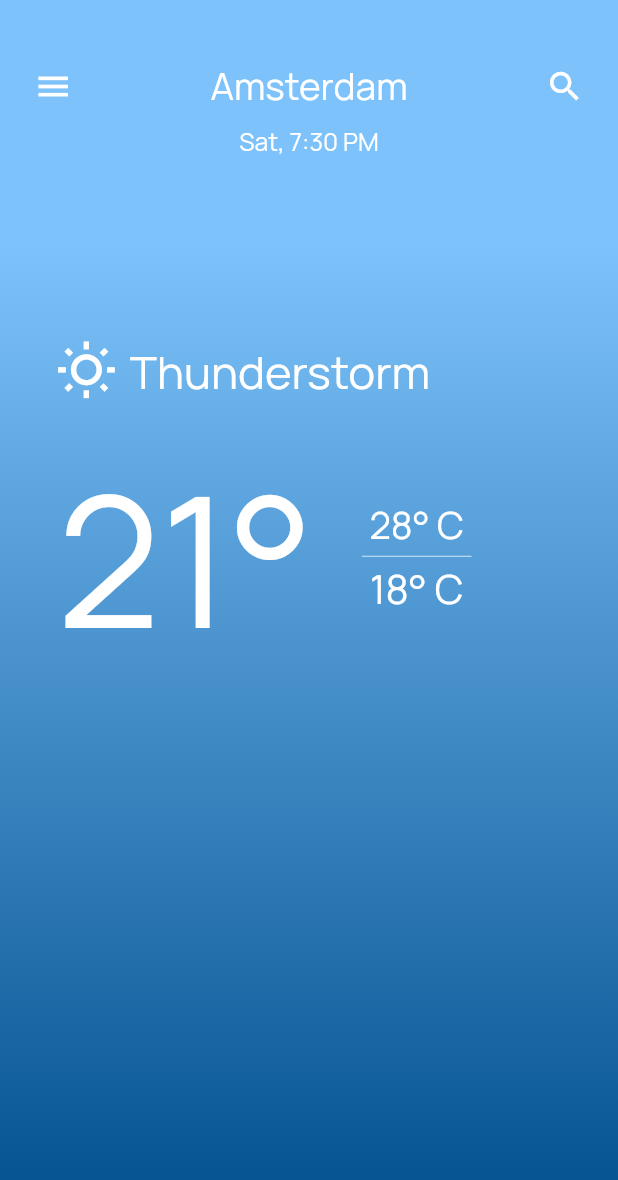
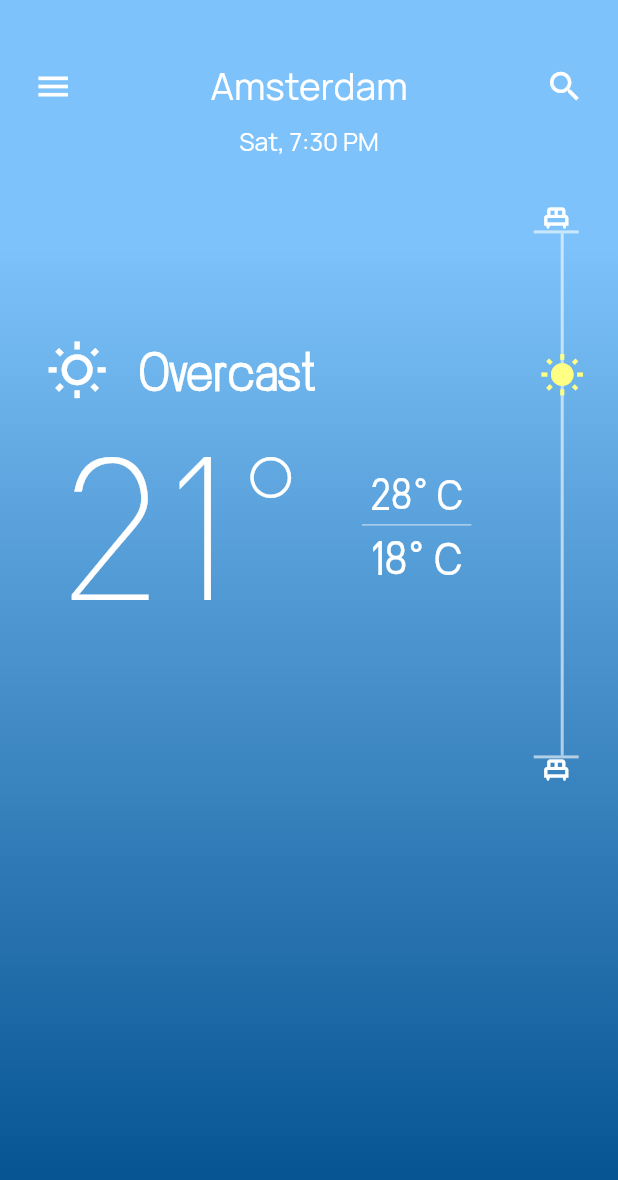
Before and after one commit to itsAliTahir/flutter_weather_app2, a Flutter app: the screen it shows after launch, on a phone screen of 412 x 824 dp. Shown: the top 1180 px of the screen. Run offline on Flutter 3.47's test engine with Material 2 defaults, Android fonts, the phone set to English and light mode, and no system bars.

Commit message:
side bar fixed

```diff
--- a/lib/main.dart
+++ b/lib/main.dart
@@ -1,5 +1,6 @@
 import 'package:flutter/material.dart';
 import 'package:weather_application_2/screens/home_screen.dart';
+import 'package:flutter/services.dart';
 
 void main() {
   runApp(const MyApp());
@@ -10,6 +11,10 @@ class MyApp extends StatelessWidget {
 
   @override
   Widget build(BuildContext context) {
+    SystemChrome.setSystemUIOverlayStyle(SystemUiOverlayStyle(
+      statusBarColor: Colors.transparent,
+    ));
+
     return const MaterialApp(
       debugShowCheckedModeBanner: false,
       home: MyHomeScreen(),
--- a/lib/screens/home_screen.dart
+++ b/lib/screens/home_screen.dart
@@ -1,5 +1,6 @@
 import 'package:flutter/material.dart';
 import 'package:weather_application_2/screens/home_screen_widgets/center_detail.dart';
+import '../variables.dart';
 import 'home_screen_widgets/top_appbar.dart';
 
 class MyHomeScreen extends StatefulWidget {
@@ -18,14 +19,12 @@ class _MyHomeScreenState extends State<MyHomeScreen> {
       body: Container(
         width: screenWidth,
         height: screenHeight,
-        decoration: const BoxDecoration(
-            gradient: LinearGradient(colors: [
-          Color.fromARGB(255, 125, 194, 250),
-          Color.fromARGB(255, 0, 78, 141)
-        ], stops: [
-          0.2,
-          1.0
-        ], begin: Alignment.topCenter, end: Alignment.bottomCenter)),
+        decoration: BoxDecoration(
+            gradient: LinearGradient(
+                colors: backgroundGradient[0].colors,
+                stops: backgroundGradient[0].ratio,
+                begin: Alignment.topCenter,
+                end: Alignment.bottomCenter)),
         child: Column(
           children: [
             Container(
--- a/lib/screens/home_screen_widgets/center_detail.dart
+++ b/lib/screens/home_screen_widgets/center_detail.dart
@@ -30,14 +30,15 @@ class _MyCenterDetailAppState extends State<MyCenterDetailApp> {
                 children: [
                   Container(
                     width: screenWidth * 0.75,
-                    height: screenHeight * 0.1,
+                    height: screenHeight * 0.05,
+                    // color: Colors.amber,
                     child: Row(
                       mainAxisAlignment: MainAxisAlignment.center,
                       crossAxisAlignment: CrossAxisAlignment.center,
                       children: [
                         Container(
-                            width: screenWidth * 0.1,
-                            height: screenHeight * 0.05,
+                            width: screenWidth * 0.10,
+                            height: screenHeight * 0.10,
                             child: const FittedBox(
                               child: Icon(
                                 Icons.wb_sunny_outlined,
@@ -45,7 +46,7 @@ class _MyCenterDetailAppState extends State<MyCenterDetailApp> {
                               ),
                             )),
                         SizedBox(
-                          width: screenWidth * 0.02,
+                          width: screenWidth * 0.05,
                         ),
                         Container(
                             width: screenWidth * 0.50,
@@ -54,10 +55,11 @@ class _MyCenterDetailAppState extends State<MyCenterDetailApp> {
                             child: const FittedBox(
                                 alignment: Alignment.centerLeft,
                                 child: Text(
-                                  "Thunderstorm",
+                                  "Overcast",
                                   style: TextStyle(
                                     color: Colors.white,
-                                    fontFamily: "Manrope",
+                                    fontFamily: "Valak",
+                                    fontWeight: FontWeight.bold,
                                   ),
                                 )))
                       ],
@@ -83,7 +85,7 @@ class _MyCenterDetailAppState extends State<MyCenterDetailApp> {
                                   "21°",
                                   style: TextStyle(
                                     color: Colors.white,
-                                    fontFamily: "Manrope",
+                                    fontFamily: "Valak",
                                   ),
                                 )),
                           ),
@@ -98,14 +100,14 @@ class _MyCenterDetailAppState extends State<MyCenterDetailApp> {
                                 Container(
                                   width: (screenWidth * 0.25) - 30,
                                   height: screenHeight * 0.05,
-                                  child: FittedBox(
+                                  child: const FittedBox(
                                       alignment: Alignment.centerLeft,
                                       child: Text(
                                         " 28° C ",
                                         style: TextStyle(
-                                          color: Colors.white,
-                                          fontFamily: "Manrope",
-                                        ),
+                                            color: Colors.white,
+                                            fontFamily: "Valak",
+                                            fontWeight: FontWeight.bold),
                                       )),
                                 ),
                                 SizedBox(
@@ -116,16 +118,20 @@ class _MyCenterDetailAppState extends State<MyCenterDetailApp> {
                                     color: Colors.white,
                                   ),
                                 ),
+                                SizedBox(
+                                  height: screenHeight * 0.0006,
+                                ),
                                 Container(
                                   width: (screenWidth * 0.25) - 30,
                                   height: screenHeight * 0.05,
-                                  child: FittedBox(
+                                  child: const FittedBox(
                                       alignment: Alignment.centerLeft,
                                       child: Text(
                                         " 18° C ",
                                         style: TextStyle(
                                           color: Colors.white,
-                                          fontFamily: "Manrope",
+                                          fontFamily: "Valak",
+                                          fontWeight: FontWeight.bold,
                                         ),
                                       )),
                                 )
@@ -140,10 +146,72 @@ class _MyCenterDetailAppState extends State<MyCenterDetailApp> {
           ),
         ),
         Container(
-          width: screenWidth * 0.2,
-          height: screenHeight * 0.5,
-          // color: Colors.red,
-        ),
+            width: screenWidth * 0.2,
+            height: screenHeight * 0.5,
+            child: Padding(
+              padding: const EdgeInsets.all(10),
+              child: Stack(
+                children: [
+                  Padding(
+                    padding: const EdgeInsets.only(top: 20),
+                    child: Align(
+                      alignment: Alignment.topCenter,
+                      child: Container(
+                          width: 30, height: 2, color: Colors.white60),
+                    ),
+                  ),
+                  Center(
+                    child: Padding(
+                      padding: const EdgeInsets.only(left: 8.0),
+                      child: Container(
+                        width: 2,
+                        height: (screenHeight * 0.5) - 64,
+                        color: Colors.white60,
+                      ),
+                    ),
+                  ),
+                  Padding(
+                    padding: const EdgeInsets.only(bottom: 20),
+                    child: Align(
+                      alignment: Alignment.bottomCenter,
+                      child: Container(
+                        width: 30,
+                        height: 2,
+                        color: Colors.white60,
+                      ),
+                    ),
+                  ),
+                  Align(
+                    alignment: Alignment.topCenter,
+                    child: Padding(
+                      padding: EdgeInsets.only(
+                        left: 8.0,
+                        top: 0.25 * ((screenHeight * 0.5) - 94) + 22,
+                      ),
+                      child: Icon(
+                        Icons.wb_sunny,
+                        size: 30,
+                        color: Color.fromARGB(255, 255, 255, 132),
+                      ),
+                    ),
+                  ),
+                  const Align(
+                    alignment: Alignment.topCenter,
+                    child: Icon(
+                      Icons.single_bed,
+                      color: Colors.white,
+                    ),
+                  ),
+                  const Align(
+                    alignment: Alignment.bottomCenter,
+                    child: Icon(
+                      Icons.single_bed,
+                      color: Colors.white,
+                    ),
+                  ),
+                ],
+              ),
+            )),
       ],
     );
   }
--- a/lib/variables.dart
+++ b/lib/variables.dart
@@ -1,3 +1,5 @@
+import 'package:flutter/material.dart';
+
 // gradient: LinearGradient(colors: [
 //           Color.fromARGB(255, 126, 26, 144),
 //           Color.fromARGB(255, 216, 76, 1)
@@ -6,3 +8,33 @@
 //           1.0
 //         ],
 // )
+class BackgroundGradient {
+  List<Color> colors;
+  List<double> ratio;
+  BackgroundGradient({required this.colors, required this.ratio});
+}
+
+List<BackgroundGradient> backgroundGradient = [
+  BackgroundGradient(colors: [
+    const Color.fromARGB(255, 125, 194, 250),
+    const Color.fromARGB(255, 0, 78, 141)
+  ], ratio: [
+    0.2,
+    1.0
+  ]),
+  BackgroundGradient(colors: [
+    const Color.fromARGB(255, 255, 215, 113),
+    const Color.fromARGB(255, 255, 166, 0)
+  ], ratio: [
+    0.2,
+    1.0
+  ]),
+  // [
+  //   const Color.fromARGB(255, 255, 215, 113),
+  //   const Color.fromARGB(255, 255, 166, 0)
+  // ],
+  // [
+  //   const Color.fromARGB(255, 197, 197, 197),
+  //   const Color.fromARGB(255, 105, 105, 105)
+  // ],
+];
```
Also changed, not shown: pubspec.yaml (+9 -0 lines), assets/Font/LinlegreyRegular-Oo3O.ttf (added), assets/Font/Valak-Light.otf (added).
